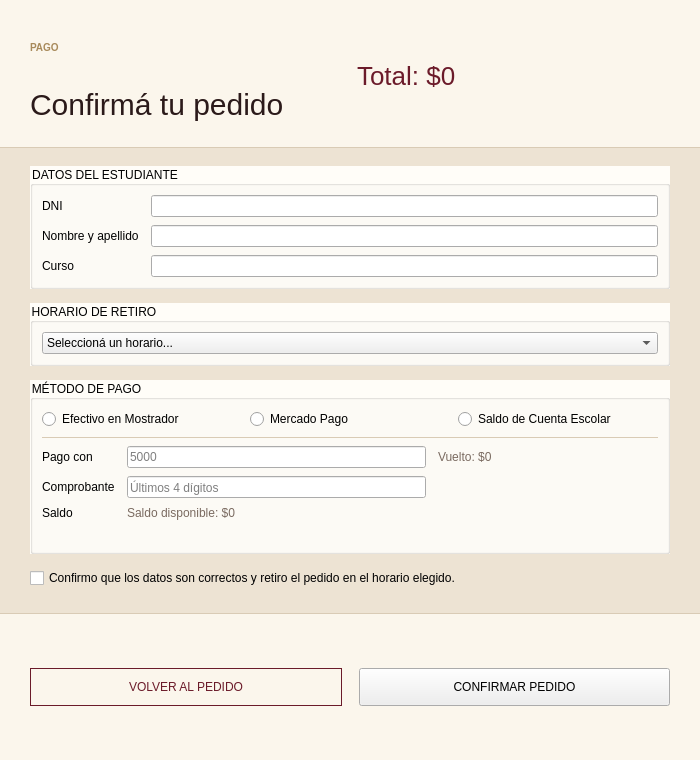
First picture: the form in app/pagodialog.ui, repository gabrielnogueramelendez-cpu/Qt-creator-Berea, before the edit.
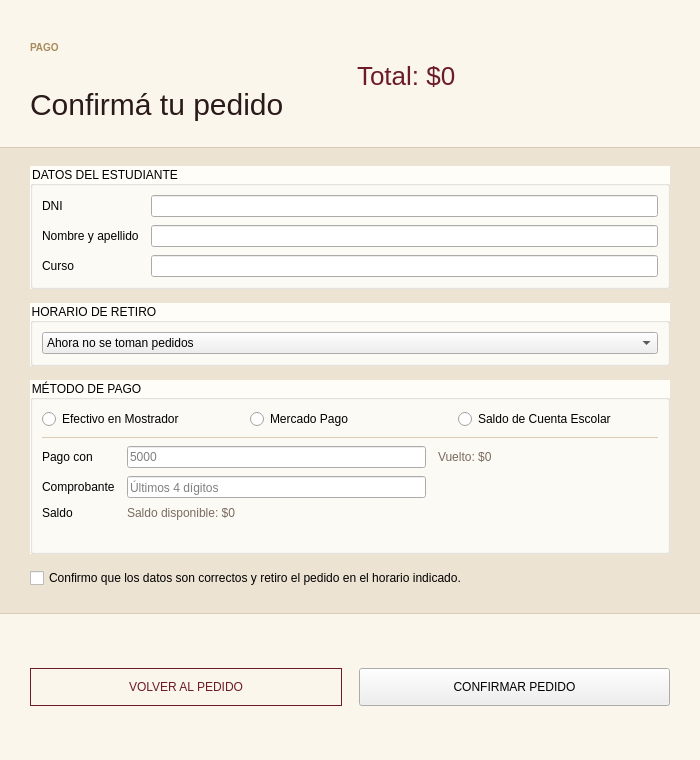
Second picture: the form after the edit.

Commit message:
feat: pedidos de un recreo para el siguiente, sin retiro a las 07:45
Franja_Retiro pasa a 6 franjas (se quita la de las 07:45, hora de entrada).
Se pide de 06:00 a 07:45 para el 1er recreo TM y durante cada recreo para el
siguiente; en horario de clases la app no confirma pedidos. Datos de ejemplo,
pruebas 06 y planilla actualizados.

Patch:
```diff
--- a/app/pagodialog.ui
+++ b/app/pagodialog.ui
@@ -90,8 +90,7 @@
         <layout class="QVBoxLayout" name="layoutRetiro">
          <item>
           <widget class="QComboBox" name="comboRecreo">
-           <item><property name="text"><string>Seleccioná un horario...</string></property></item>
-           <item><property name="text"><string>Apertura e inicio de clases TM (07:45 hs)</string></property></item>
+           <item><property name="text"><string>Ahora no se toman pedidos</string></property></item>
            <item><property name="text"><string>1er Recreo TM (09:00 a 09:15 hs)</string></property></item>
            <item><property name="text"><string>2do Recreo TM (10:35 a 10:45 hs)</string></property></item>
            <item><property name="text"><string>Receso Inter-Turno - Almuerzo (12:05 a 13:30 hs)</string></property></item>
@@ -173,7 +172,7 @@
       </item>
       <item>
        <widget class="QCheckBox" name="chkConfirmarTerminos">
-        <property name="text"><string>Confirmo que los datos son correctos y retiro el pedido en el horario elegido.</string></property>
+        <property name="text"><string>Confirmo que los datos son correctos y retiro el pedido en el horario indicado.</string></property>
        </widget>
       </item>
       <item>
```
The commit also changes 7 other files.
